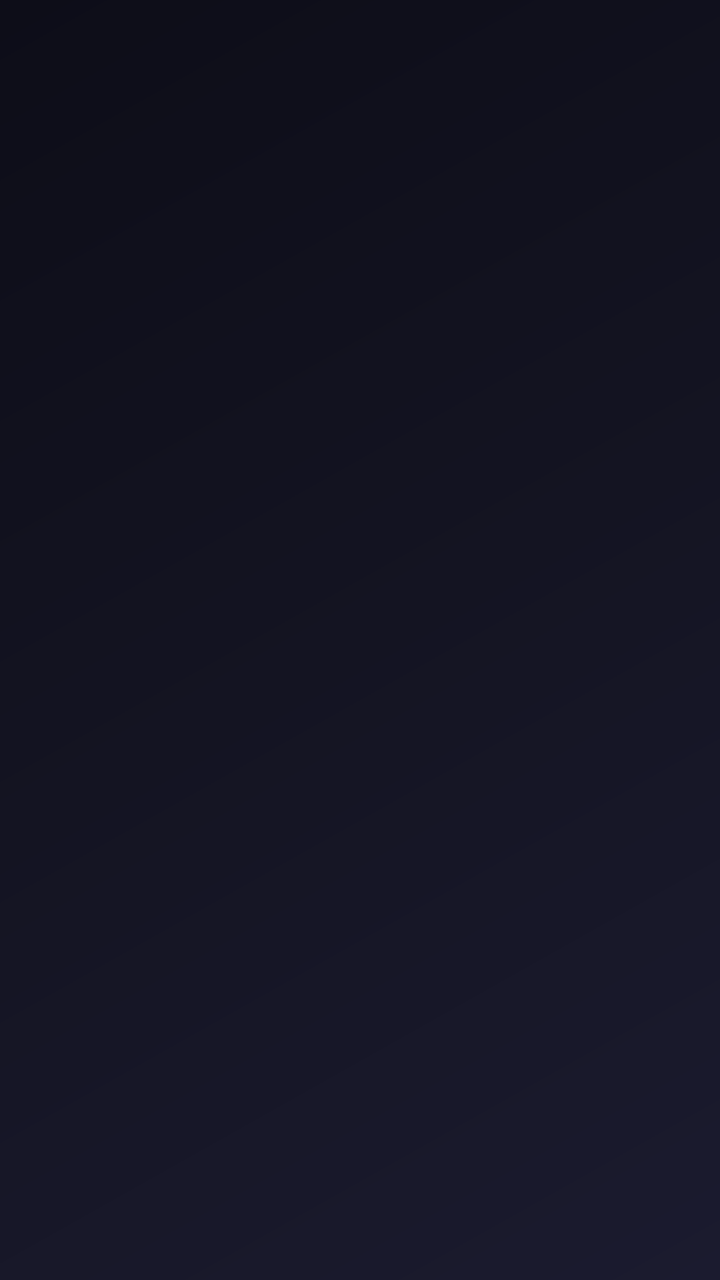
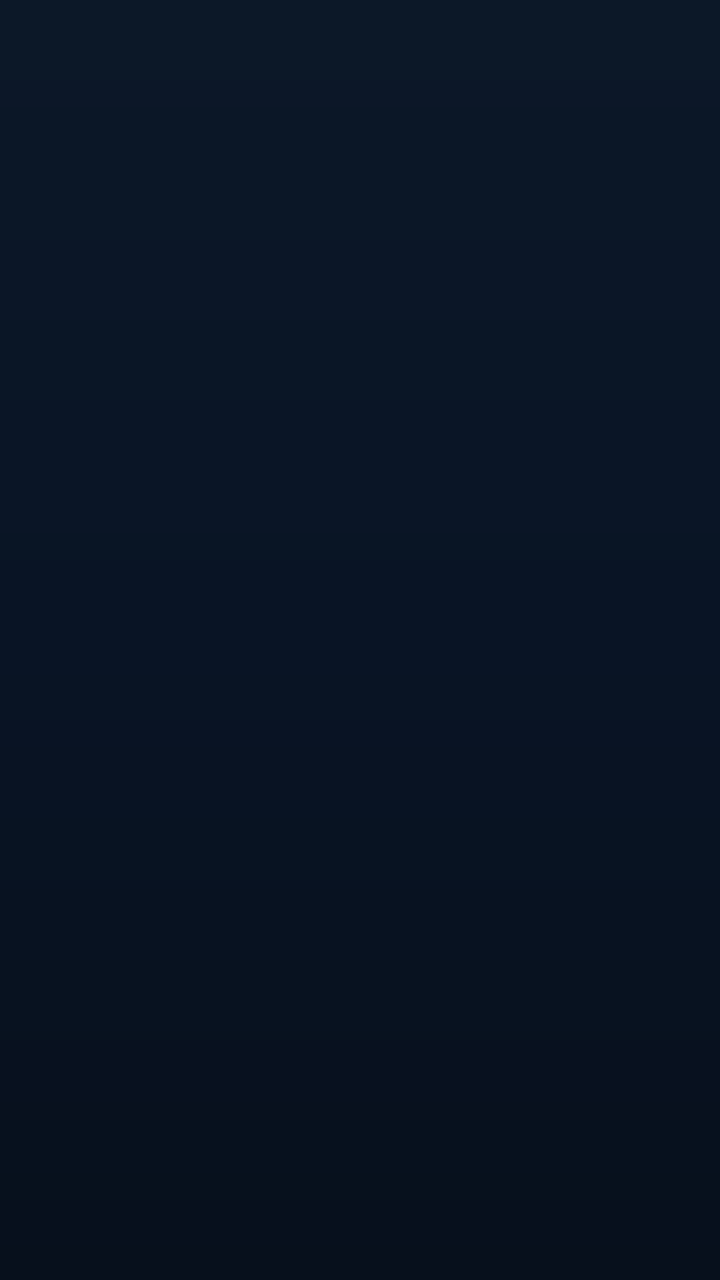

The first picture is an Android layout as it rendered before a commit; the second is the same layout after the commit. The layout source and the unified diff follow.
<!-- AndroidManifest.xml: application theme Theme.HermesBuddy -->
<!-- res/layout/item_chat.xml -->
<?xml version="1.0" encoding="utf-8"?>
<FrameLayout xmlns:android="http://schemas.android.com/apk/res/android"
    android:layout_width="match_parent"
    android:layout_height="wrap_content"
    android:paddingTop="4dp"
    android:paddingBottom="4dp">

    <TextView
        android:id="@+id/bubble"
        android:layout_width="wrap_content"
        android:layout_height="wrap_content"
        android:layout_marginStart="8dp"
        android:layout_marginEnd="8dp"
        android:maxWidth="300dp"
        android:padding="10dp"
        android:textSize="15sp" />
</FrameLayout>
<!-- resources referenced by this layout -->
<resources>
  <style name="Theme.HermesBuddy" parent="Theme.Material3.DayNight.NoActionBar">
          <item name="colorPrimary">@color/hermes_gold</item>
          <item name="colorOnPrimary">@color/hermes_ink</item>
          <item name="colorPrimaryContainer">@color/hermes_gold_deep</item>
          <item name="android:colorBackground">@color/hermes_ink</item>
          <item name="colorSurface">@color/hermes_night</item>
          <item name="colorOnSurface">@color/hermes_text_primary</item>
          <item name="android:textColorPrimary">@color/hermes_text_primary</item>
          <item name="android:textColorSecondary">@color/hermes_text_secondary</item>
          <item name="android:windowBackground">@drawable/bg_app</item>
      </style>
  <color name="hermes_gold">#D4AF37</color>
  <color name="hermes_ink">#0D0D18</color>
  <color name="hermes_gold_deep">#8B6914</color>
  <color name="hermes_night">#1B1B2F</color>
  <color name="hermes_text_primary">#FFFFFF</color>
  <color name="hermes_text_secondary">#B8B8CC</color>
  <!-- drawable bg_app (drawable) -->
  <?xml version="1.0" encoding="utf-8"?>
  <shape xmlns:android="http://schemas.android.com/apk/res/android"
      android:shape="rectangle">
      <gradient
          android:angle="135"
          android:startColor="#1B1B2F"
          android:centerColor="#141422"
          android:endColor="#0D0D18"
          android:type="linear" />
  </shape>
</resources>

<!-- the commit's change to res/layout/item_chat.xml (unified diff, before → after) -->
@@ -5,13 +5,34 @@
     android:paddingTop="4dp"
     android:paddingBottom="4dp">
 
-    <TextView
-        android:id="@+id/bubble"
+    <LinearLayout
+        android:id="@+id/messageCol"
         android:layout_width="wrap_content"
         android:layout_height="wrap_content"
         android:layout_marginStart="8dp"
         android:layout_marginEnd="8dp"
-        android:maxWidth="300dp"
-        android:padding="10dp"
-        android:textSize="15sp" />
+        android:orientation="vertical">
+
+        <TextView
+            android:id="@+id/bubble"
+            android:layout_width="wrap_content"
+            android:layout_height="wrap_content"
+            android:minHeight="44dp"
+            android:gravity="center_vertical"
+            android:paddingStart="14dp"
+            android:paddingTop="10dp"
+            android:paddingEnd="14dp"
+            android:paddingBottom="10dp"
+            android:textSize="15sp" />
+
+        <TextView
+            android:id="@+id/timestamp"
+            android:layout_width="wrap_content"
+            android:layout_height="wrap_content"
+            android:layout_marginTop="3dp"
+            android:layout_marginStart="6dp"
+            android:layout_marginEnd="6dp"
+            android:textColor="@color/hermes_text_muted"
+            android:textSize="11sp" />
+    </LinearLayout>
 </FrameLayout>
<!-- resource entries referenced after the edit -->
@@ -1,20 +1,25 @@
 <!-- resources referenced by this layout -->
 <resources>
+  <color name="hermes_text_muted">#7A7A94</color>
   <style name="Theme.HermesBuddy" parent="Theme.Material3.DayNight.NoActionBar">
-          <item name="colorPrimary">@color/hermes_gold</item>
-          <item name="colorOnPrimary">@color/hermes_ink</item>
-          <item name="colorPrimaryContainer">@color/hermes_gold_deep</item>
-          <item name="android:colorBackground">@color/hermes_ink</item>
-          <item name="colorSurface">@color/hermes_night</item>
+          <item name="colorPrimary">@color/muse_blue</item>
+          <item name="colorOnPrimary">@android:color/white</item>
+          <item name="colorPrimaryContainer">@color/muse_card</item>
+          <item name="android:colorBackground">@color/muse_ink</item>
+          <item name="colorSurface">@color/muse_night</item>
           <item name="colorOnSurface">@color/hermes_text_primary</item>
           <item name="android:textColorPrimary">@color/hermes_text_primary</item>
           <item name="android:textColorSecondary">@color/hermes_text_secondary</item>
           <item name="android:windowBackground">@drawable/bg_app</item>
+          <item name="android:statusBarColor">@android:color/transparent</item>
+          <item name="android:navigationBarColor">@color/muse_ink</item>
+          <item name="android:windowLightStatusBar">false</item>
+          <item name="alertDialogTheme">@style/HermesDialog</item>
       </style>
-  <color name="hermes_gold">#D4AF37</color>
-  <color name="hermes_ink">#0D0D18</color>
-  <color name="hermes_gold_deep">#8B6914</color>
-  <color name="hermes_night">#1B1B2F</color>
+  <color name="muse_blue">#1877F2</color>
+  <color name="muse_card">#14305A</color>
+  <color name="muse_ink">#07101C</color>
+  <color name="muse_night">#0C1828</color>
   <color name="hermes_text_primary">#FFFFFF</color>
   <color name="hermes_text_secondary">#B8B8CC</color>
   <!-- drawable bg_app (drawable) -->
@@ -22,11 +27,24 @@
   <shape xmlns:android="http://schemas.android.com/apk/res/android"
       android:shape="rectangle">
       <gradient
-          android:angle="135"
-          android:startColor="#1B1B2F"
-          android:centerColor="#141422"
-          android:endColor="#0D0D18"
+          android:angle="270"
+          android:startColor="@color/muse_night"
+          android:centerColor="#091425"
+          android:endColor="@color/muse_ink"
           android:type="linear" />
   </shape>
+  <style name="HermesDialog" parent="ThemeOverlay.Material3.MaterialAlertDialog">
+          <item name="colorSurface">@color/muse_night</item>
+          <item name="colorOnSurface">@color/hermes_text_primary</item>
+          <item name="colorPrimary">@color/muse_blue_light</item>
+          <item name="alertDialogStyle">@style/HermesAlertDialog</item>
+      </style>
+  <color name="muse_blue_light">#4B95F5</color>
+  <style name="HermesAlertDialog" parent="MaterialAlertDialog.Material3">
+          <item name="shapeAppearance">@style/HermesDialogShape</item>
+      </style>
+  <style name="HermesDialogShape" parent="">
+          <item name="cornerSize">24dp</item>
+      </style>
 </resources>
 
